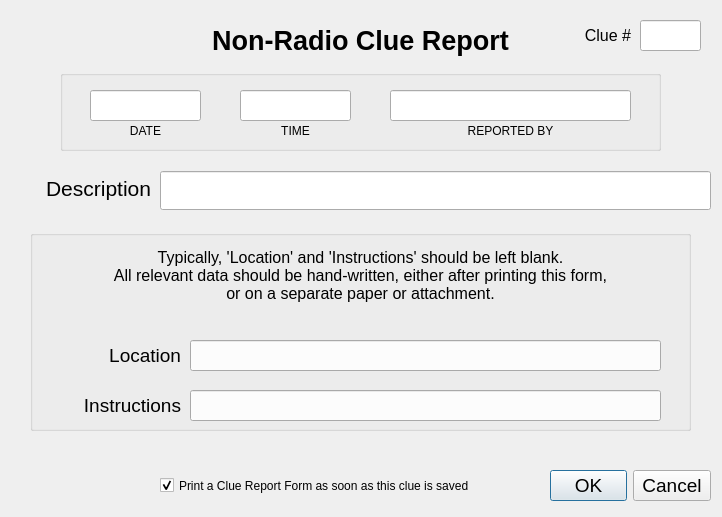
Above: nonRadioClueDialog.ui from ncssar/radiolog before the change. Below: the same form after it.
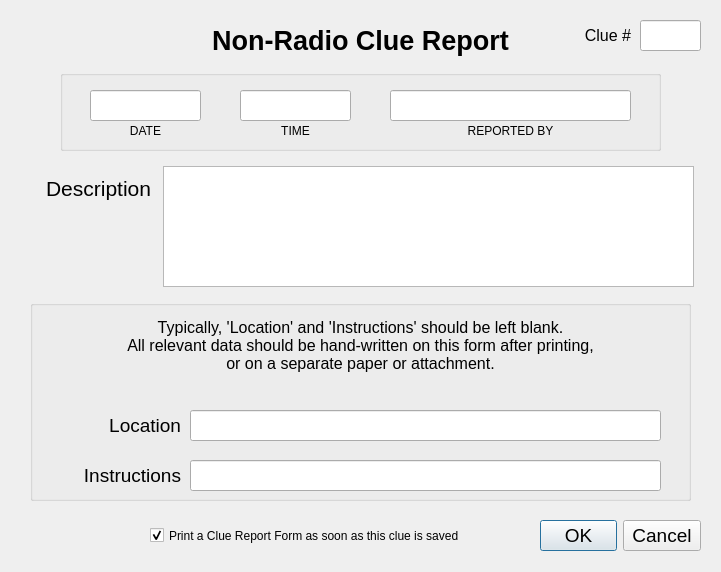
That is the form after the change.

```diff
--- a/nonRadioClueDialog.ui
+++ b/nonRadioClueDialog.ui
@@ -6,8 +6,8 @@
    <rect>
     <x>0</x>
     <y>0</y>
-    <width>722</width>
-    <height>517</height>
+    <width>721</width>
+    <height>572</height>
    </rect>
   </property>
   <property name="font">
@@ -23,7 +23,7 @@
    <property name="geometry">
     <rect>
      <x>40</x>
-     <y>380</y>
+     <y>450</y>
      <width>141</width>
      <height>51</height>
     </rect>
@@ -47,33 +47,11 @@
     <set>Qt::AlignRight|Qt::AlignTrailing|Qt::AlignVCenter</set>
    </property>
   </widget>
-  <widget class="QLineEdit" name="descriptionField">
-   <property name="geometry">
-    <rect>
-     <x>160</x>
-     <y>171</y>
-     <width>551</width>
-     <height>39</height>
-    </rect>
-   </property>
-   <property name="font">
-    <font>
-     <family>Segoe UI</family>
-     <pointsize>16</pointsize>
-    </font>
-   </property>
-   <property name="focusPolicy">
-    <enum>Qt::StrongFocus</enum>
-   </property>
-   <property name="text">
-    <string/>
-   </property>
-  </widget>
   <widget class="QDialogButtonBox" name="buttonBox">
    <property name="geometry">
     <rect>
-     <x>550</x>
-     <y>460</y>
+     <x>540</x>
+     <y>510</y>
      <width>161</width>
      <height>51</height>
     </rect>
@@ -95,7 +73,7 @@
    <property name="geometry">
     <rect>
      <x>50</x>
-     <y>330</y>
+     <y>400</y>
      <width>131</width>
      <height>51</height>
     </rect>
@@ -135,39 +113,6 @@
     <set>Qt::AlignRight|Qt::AlignTrailing|Qt::AlignVCenter</set>
    </property>
   </widget>
-  <widget class="QLineEdit" name="instructionsField">
-   <property name="geometry">
-    <rect>
-     <x>190</x>
-     <y>390</y>
-     <width>471</width>
-     <height>31</height>
-    </rect>
-   </property>
-   <property name="font">
-    <font>
-     <pointsize>14</pointsize>
-    </font>
-   </property>
-   <property name="text">
-    <string/>
-   </property>
-  </widget>
-  <widget class="QLineEdit" name="locationField">
-   <property name="geometry">
-    <rect>
-     <x>190</x>
-     <y>340</y>
-     <width>471</width>
-     <height>31</height>
-    </rect>
-   </property>
-   <property name="font">
-    <font>
-     <pointsize>14</pointsize>
-    </font>
-   </property>
-  </widget>
   <widget class="QLabel" name="label_2">
    <property name="geometry">
     <rect>
@@ -400,8 +345,8 @@
   <widget class="QCheckBox" name="clueReportPrintCheckBox">
    <property name="geometry">
     <rect>
-     <x>160</x>
-     <y>470</y>
+     <x>150</x>
+     <y>520</y>
      <width>381</width>
      <height>31</height>
     </rect>
@@ -422,7 +367,7 @@
    <property name="geometry">
     <rect>
      <x>30</x>
-     <y>230</y>
+     <y>300</y>
      <width>661</width>
      <height>91</height>
     </rect>
@@ -434,7 +379,7 @@
    </property>
    <property name="text">
     <string>Typically, 'Location' and 'Instructions' should be left blank.
-All relevant data should be hand-written, either after printing this form,
+All relevant data should be hand-written on this form after printing,
 or on a separate paper or attachment.</string>
    </property>
    <property name="alignment">
@@ -445,7 +390,7 @@
    <property name="geometry">
     <rect>
      <x>30</x>
-     <y>230</y>
+     <y>300</y>
      <width>661</width>
      <height>201</height>
     </rect>
@@ -453,6 +398,52 @@
    <property name="title">
     <string/>
    </property>
+   <widget class="QLineEdit" name="instructionsField">
+    <property name="geometry">
+     <rect>
+      <x>160</x>
+      <y>160</y>
+      <width>471</width>
+      <height>31</height>
+     </rect>
+    </property>
+    <property name="font">
+     <font>
+      <pointsize>14</pointsize>
+     </font>
+    </property>
+    <property name="text">
+     <string/>
+    </property>
+   </widget>
+   <widget class="QLineEdit" name="locationField">
+    <property name="geometry">
+     <rect>
+      <x>160</x>
+      <y>110</y>
+      <width>471</width>
+      <height>31</height>
+     </rect>
+    </property>
+    <property name="font">
+     <font>
+      <pointsize>14</pointsize>
+     </font>
+    </property>
+   </widget>
+  </widget>
+  <widget class="QPlainTextEdit" name="descriptionField">
+   <property name="geometry">
+    <rect>
+     <x>163</x>
+     <y>166</y>
+     <width>531</width>
+     <height>121</height>
+    </rect>
+   </property>
+   <property name="styleSheet">
+    <string notr="true">font: 14pt &quot;Segoe UI&quot;;</string>
+   </property>
   </widget>
   <zorder>groupBox</zorder>
   <zorder>label_4</zorder>
```
Left out of the diff: 10 changed lines with no effect on the pictures.
